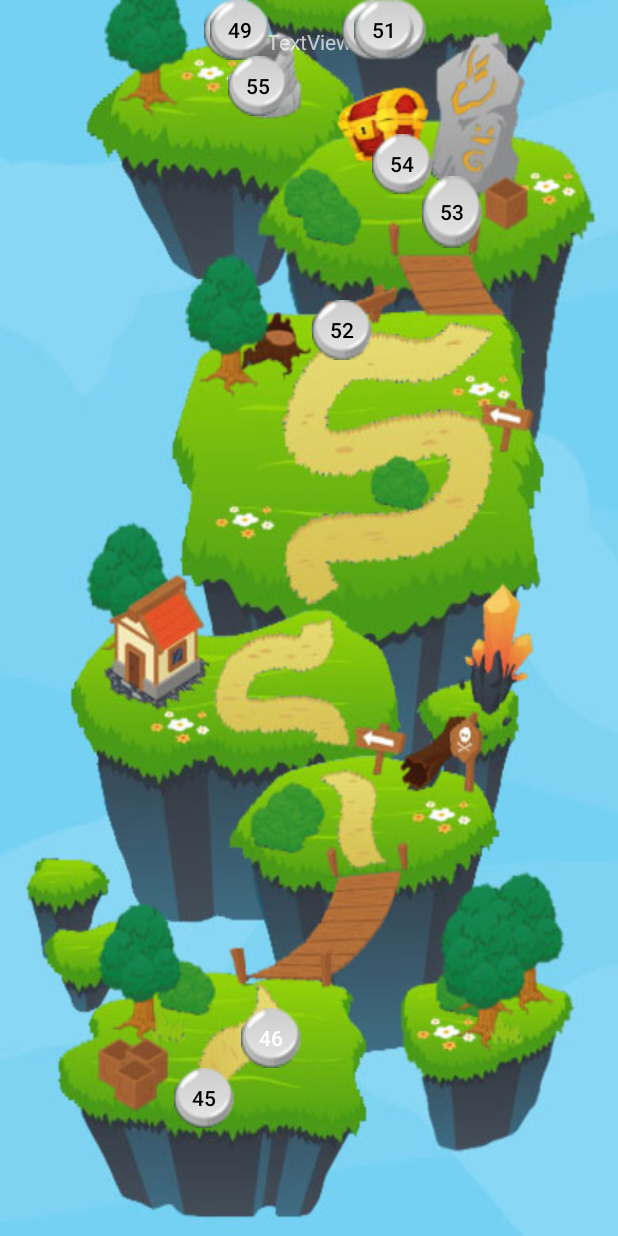
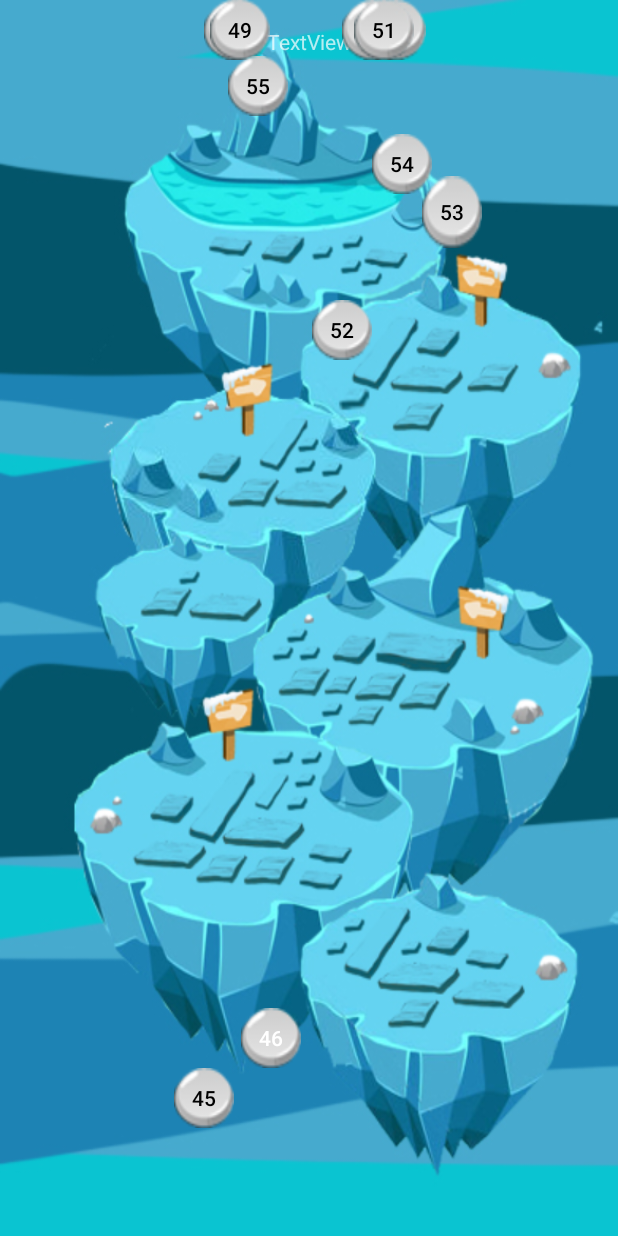
Before and after one commit to OzanFirat/Quiz, an Android app: the lvlOverview5 screen opened directly, with no data from a screen before it, on a phone screen of 412 x 824 dp. Run offline under Robolectric (Android 15) with nearby library versions, the phone set to English and light mode, and no system bars.

Commit message:
- all background for lvl overview added but buttons not positioned

```diff
--- a/app/src/main/res/layout/activity_lvl_overview.xml
+++ b/app/src/main/res/layout/activity_lvl_overview.xml
@@ -5,7 +5,7 @@
     android:layout_width="match_parent"
     android:layout_height="match_parent"
     android:alpha="0.75"
-    android:background="@drawable/jungle_map_lvl"
+    android:background="@drawable/lvlmap_1"
     tools:context=".LvlOverview">
 
     <TextView
--- a/app/src/main/res/layout/activity_lvl_overview3.xml
+++ b/app/src/main/res/layout/activity_lvl_overview3.xml
@@ -12,7 +12,7 @@
         android:layout_width="0dp"
         android:layout_height="0dp"
         android:alpha="0.75"
-        android:background="@drawable/lvlmap_1"
+        android:background="@drawable/sand_lvl_map"
         android:orientation="horizontal"
         app:layout_constraintBottom_toBottomOf="parent"
         app:layout_constraintEnd_toEndOf="parent"
--- a/app/src/main/res/layout/activity_lvl_overview4.xml
+++ b/app/src/main/res/layout/activity_lvl_overview4.xml
@@ -4,7 +4,7 @@
     xmlns:tools="http://schemas.android.com/tools"
     android:layout_width="match_parent"
     android:layout_height="match_parent"
-    android:background="@drawable/lvlmap_1"
+    android:background="@drawable/sand_lvl_map"
     tools:context=".LvlOverview">
 
     <TextView
--- a/app/src/main/res/layout/activity_lvl_overview5.xml
+++ b/app/src/main/res/layout/activity_lvl_overview5.xml
@@ -4,7 +4,7 @@
     xmlns:tools="http://schemas.android.com/tools"
     android:layout_width="match_parent"
     android:layout_height="match_parent"
-    android:background="@drawable/lvlmap_1"
+    android:background="@drawable/ice_lvl_map"
     tools:context=".LvlOverview">
 
     <TextView
--- a/app/src/main/res/layout/activity_lvl_overview6.xml
+++ b/app/src/main/res/layout/activity_lvl_overview6.xml
@@ -4,7 +4,7 @@
     xmlns:tools="http://schemas.android.com/tools"
     android:layout_width="match_parent"
     android:layout_height="match_parent"
-    android:background="@drawable/sand_lvl_map"
+    android:background="@drawable/ice_lvl_map"
     tools:context=".LvlOverview">
 
     <TextView
--- a/app/src/main/res/layout/activity_lvl_overview7.xml
+++ b/app/src/main/res/layout/activity_lvl_overview7.xml
@@ -4,7 +4,7 @@
     xmlns:tools="http://schemas.android.com/tools"
     android:layout_width="match_parent"
     android:layout_height="match_parent"
-    android:background="@drawable/lvlmap_1"
+    android:background="@drawable/lvl_candy_map"
     tools:context=".LvlOverview">
 
     <TextView
```
Also changed, not shown: app/src/main/res/drawable-v24/ice_lvl_map.jpg (added), app/src/main/res/drawable-v24/lvl_candy_map.jpg (added).
